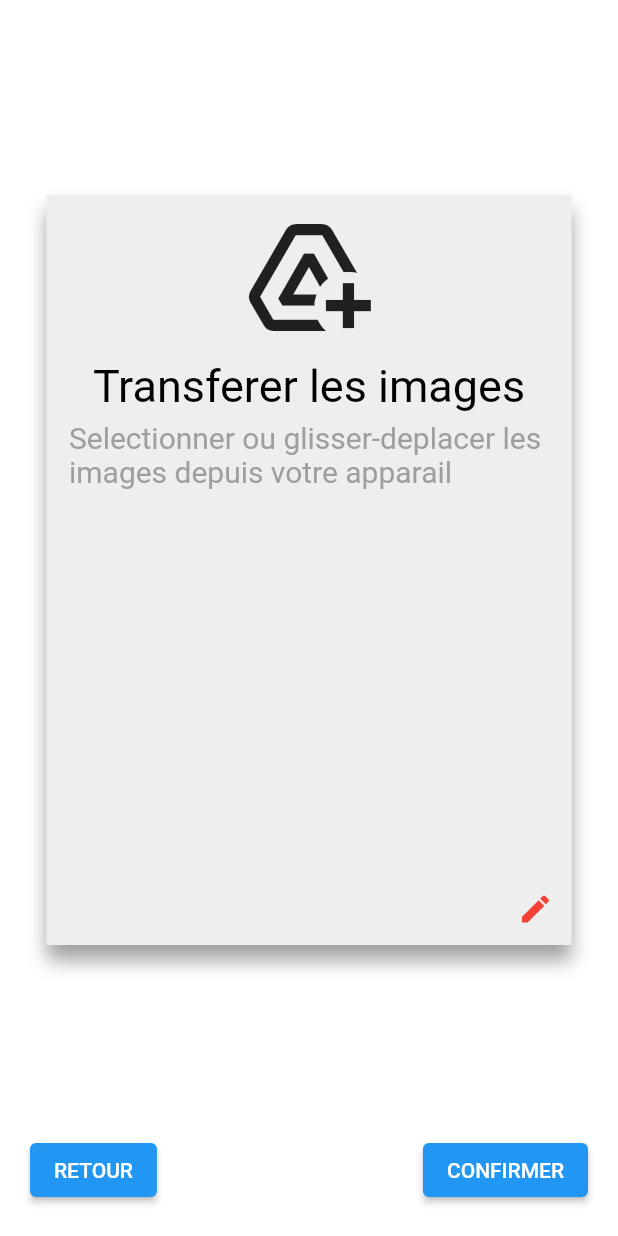
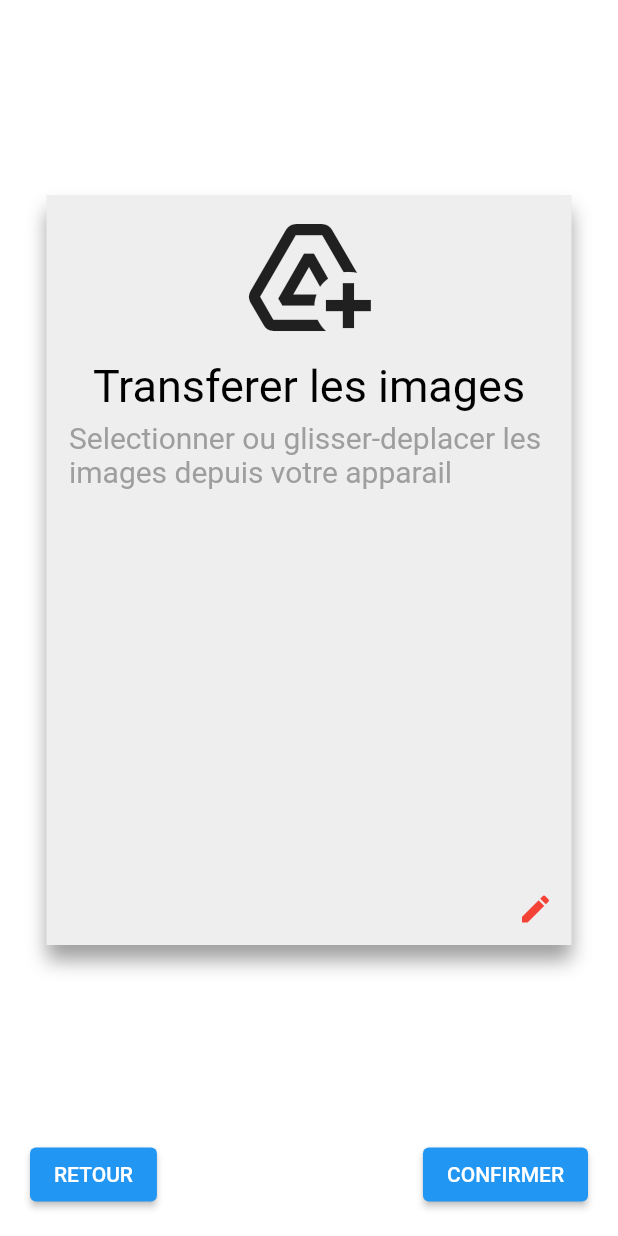
Before and after one commit to h0996g/flutter_projet, a Flutter app: the Addphoto screen opened directly, on a phone screen of 412 x 824 dp. Run offline on Flutter 3.47's test engine with Material 2 defaults, Android fonts, the phone set to English and light mode, and no system bars; our stand-ins replace bloc, conditional_builder_null_safety, dio, flutter_bloc, flutter_hex_color, flutter_neumorphic and 6 more; missing offline and left inert: flutter_phone_direct_caller; accounts and stored records are empty.

Commit message:
expanded photo

```diff
--- a/lib/home/addphoto/addphoto.dart
+++ b/lib/home/addphoto/addphoto.dart
@@ -161,7 +161,8 @@ class Addphoto extends StatelessWidget {
               ),
             ),
             const Spacer(),
-            Padding(
+            Expanded(
+              child: Padding(
                 padding: const EdgeInsets.all(20.0),
                 child: Row(
                   children: [
@@ -179,6 +180,7 @@ class Addphoto extends StatelessWidget {
                         onPressed: () {}, child: const Text('CONFIRMER'))
                   ],
                 ),
+              ),
             )
           ]),
         );
--- a/lib/login/cupitlogin/cupitl.dart
+++ b/lib/login/cupitlogin/cupitl.dart
@@ -8,7 +8,7 @@ import 'package:flutter_bloc/flutter_bloc.dart';
 class LoginCubit extends Cubit<LoginStates> {
   LoginCubit() : super(InitialState());
   static LoginCubit get(context) => BlocProvider.of(context);
-  Icon iconhidden = Icon(Icons.visibility);
+  Icon iconhidden = const Icon(Icons.visibility);
   late LoginModel json;
 
   void login({required String pass, required String email}) {
@@ -30,10 +30,10 @@ class LoginCubit extends Cubit<LoginStates> {
   bool ishidden = true;
   void showpass() {
     if (ishidden) {
-      iconhidden = Icon(Icons.visibility_off);
+      iconhidden = const Icon(Icons.visibility_off);
       ishidden = !ishidden;
     } else {
-      iconhidden = Icon(Icons.visibility);
+      iconhidden = const Icon(Icons.visibility);
       ishidden = !ishidden;
     }
     emit(HiddenPasswordState());
```
Also changed, not shown: pubspec.lock. Lines whose indentation alone changed are shown as unchanged.
